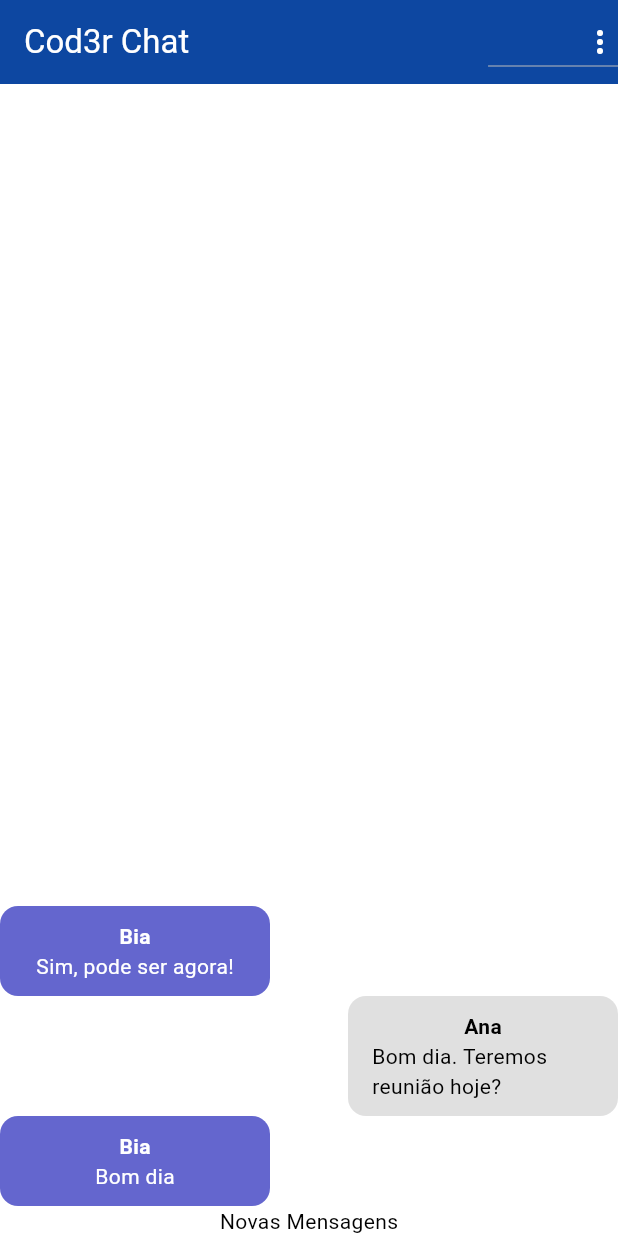
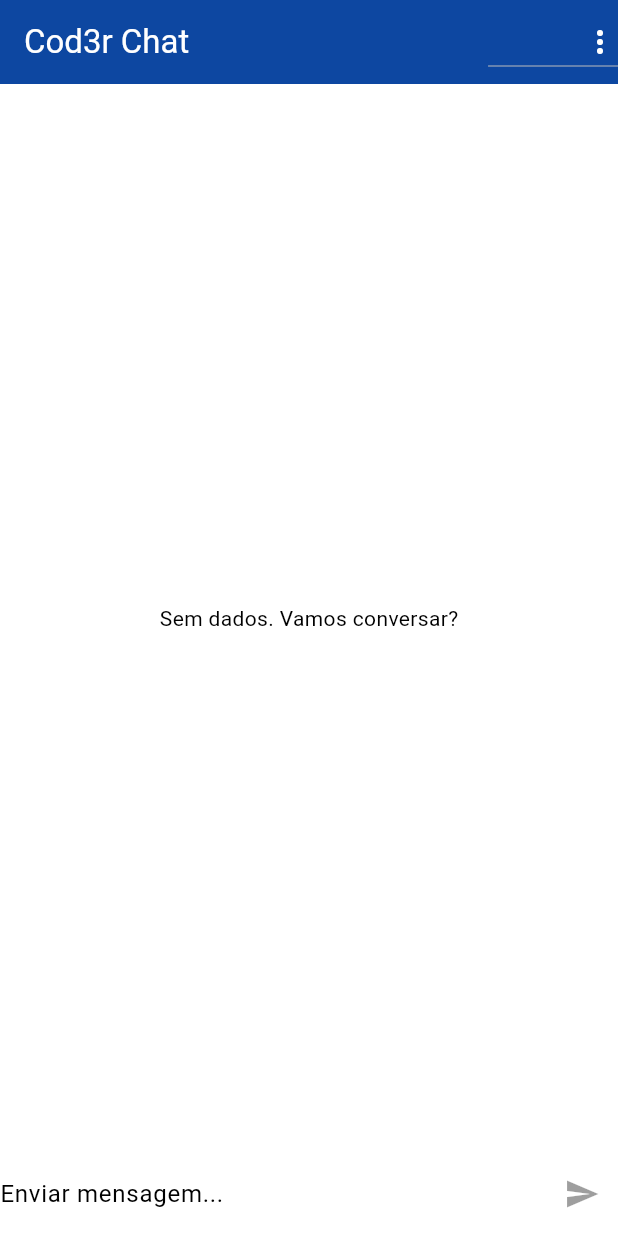
Before and after one commit to Esc9919/chat, a Flutter app: the screen it shows after launch, on a phone screen of 412 x 824 dp. Run offline on Flutter 3.47's test engine with Material 3 defaults, Android fonts, the phone set to English and light mode, and no system bars; our stand-ins replace image_picker; accounts and stored records are empty.

Commit message:
alterações na tela do chat

```diff
--- a/lib/components/new_message.dart
+++ b/lib/components/new_message.dart
@@ -1,12 +1,51 @@
+import 'package:chat/core/service/auth/auth_service.dart';
+import 'package:chat/core/service/chat/chat_service.dart';
 import 'package:flutter/material.dart';
 
-class NewMessage extends StatelessWidget {
+class NewMessage extends StatefulWidget {
   const NewMessage({super.key});
 
   @override
+  State<NewMessage> createState() => _NewMessageState();
+}
+
+class _NewMessageState extends State<NewMessage> {
+  String _message = '';
+  final _messageControler = TextEditingController();
+
+  Future<void> _sendMessage() async {
+    final user = AuthService().currentUser;
+
+    if (user != null) {
+      await ChatService().save(_message, user);
+    }
+
+    _messageControler.clear();
+  }
+
+  @override
   Widget build(BuildContext context) {
-    return const Center(
-      child: Text('Novas Mensagens'),
+    return Row(
+      children: [
+        Expanded(
+          child: TextField(
+            controller: _messageControler,
+            onChanged: (msg) => setState(() => _message = msg),
+            decoration: const InputDecoration(
+              labelText: 'Enviar mensagem...',
+            ),
+            onSubmitted: (_) {
+              if (_message.trim().isNotEmpty) {
+                _sendMessage();
+              }
+            },
+          ),
+        ),
+        IconButton(
+          onPressed: _message.trim().isEmpty ? null : _sendMessage,
+          icon: const Icon(Icons.send),
+        ),
+      ],
     );
   }
 }
--- a/lib/core/service/chat/chat_mock_service.dart
+++ b/lib/core/service/chat/chat_mock_service.dart
@@ -6,32 +6,7 @@ import 'package:chat/core/models/chat_user.dart';
 import 'package:chat/core/service/chat/chat_service.dart';
 
 class ChatMockService implements ChatService {
-  static final List<ChatMessage> _msgs = [
-    ChatMessage(
-      id: '1',
-      text: 'Bom dia',
-      createdAt: DateTime.now(),
-      userId: '123',
-      userName: 'Bia',
-      userImageURL: 'lib\\assets\\images\\avatar.png',
-    ),
-    ChatMessage(
-      id: '2',
-      text: 'Bom dia. Teremos reunião hoje?',
-      createdAt: DateTime.now(),
-      userId: '456',
-      userName: 'Ana',
-      userImageURL: 'lib\\assets\\images\\avatar.png',
-    ),
-    ChatMessage(
-      id: '3',
-      text: 'Sim, pode ser agora!',
-      createdAt: DateTime.now(),
-      userId: '123',
-      userName: 'Bia',
-      userImageURL: 'lib\\assets\\images\\avatar.png',
-    ),
-  ];
+  static final List<ChatMessage> _msgs = [];
 
   static MultiStreamController<List<ChatMessage>>? _controller;
 
@@ -56,7 +31,7 @@ class ChatMockService implements ChatService {
       userImageURL: user.imageURL,
     );
     _msgs.add(newMessage);
-    _controller?.add(_msgs);
+    _controller?.add(_msgs.reversed.toList());
     return newMessage;
   }
 }
--- a/lib/pages/auth_page.dart
+++ b/lib/pages/auth_page.dart
@@ -32,9 +32,6 @@ class _AuthPageState extends State<AuthPage> {
     } catch (error) {} finally {
       setState(() => _isLoading = false);
     }
-
-    print('AuthPage...');
-    print(formData.email);
     //setState(() => _isLoading = false);
   }
 
--- a/pubspec.yaml
+++ b/pubspec.yaml
@@ -61,7 +61,7 @@ flutter:
 
   # To add assets to your application, add an assets section, like this:
   assets:
-    - lib\assets\images\avatar.png
+    - lib/assets/images/avatar.png
   #   - images/a_dot_ham.jpeg
 
   # An image asset can refer to one or more resolution-specific "variants", see
```
Also changed, not shown: lib/components/message_bubble.dart (+56 -5 lines).
